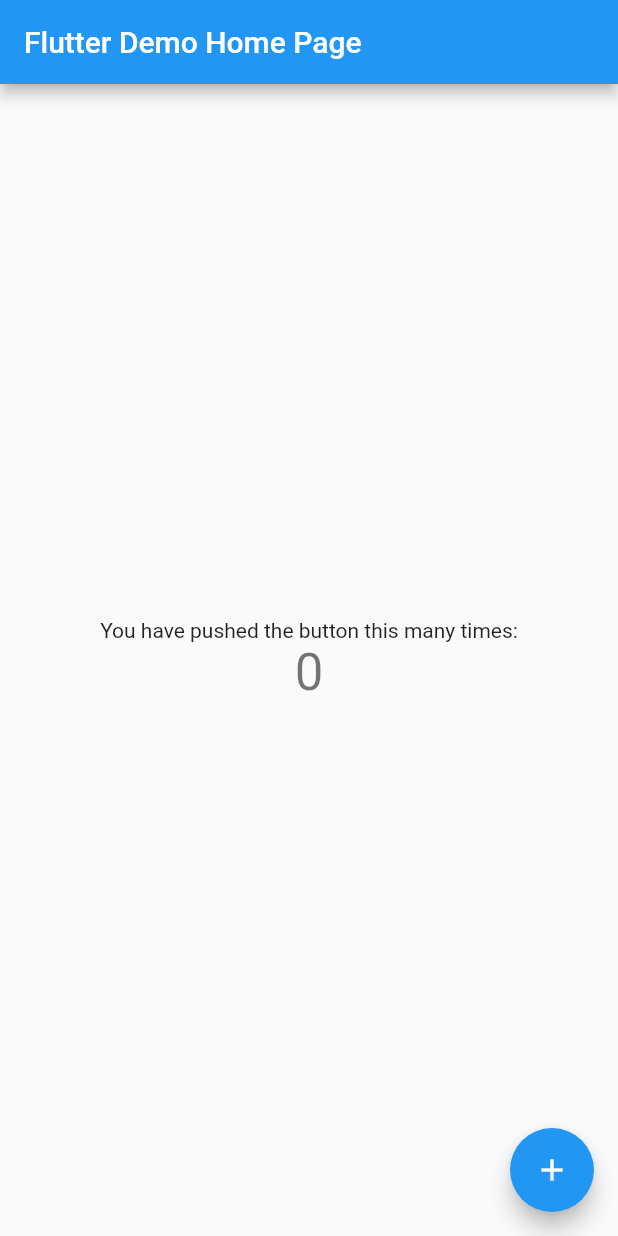
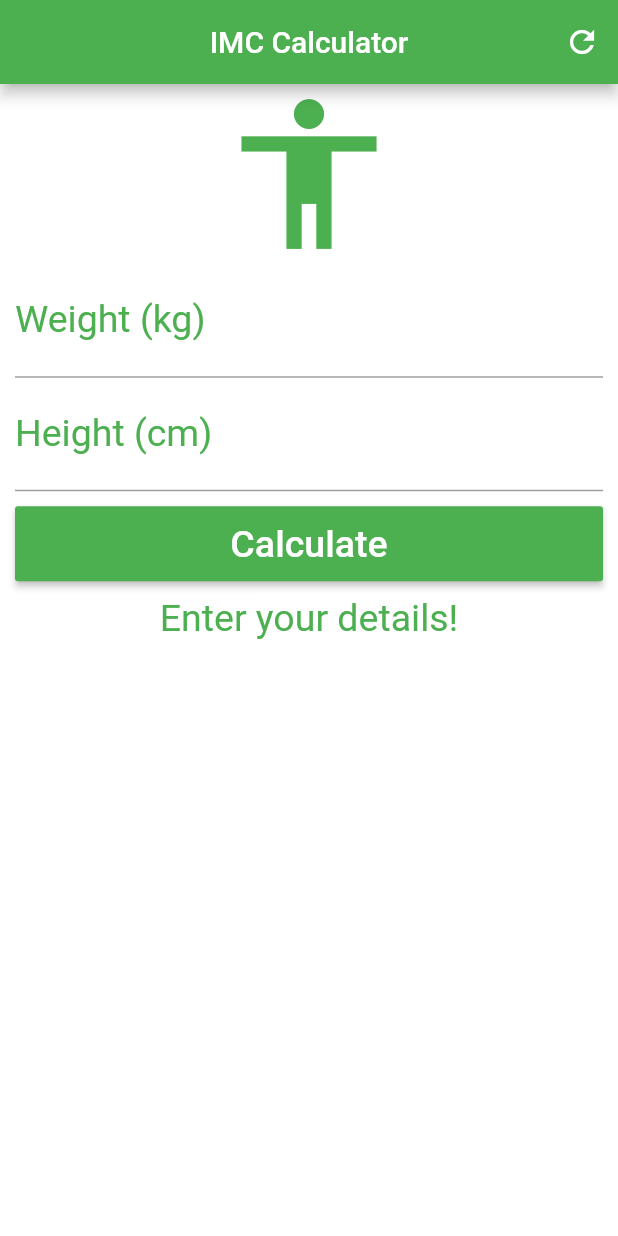
Before and after one commit to thiagothisan/imc_calculator_flutter, a Flutter app: the screen it shows after launch, on a phone screen of 412 x 824 dp. Run offline on Flutter 3.47's test engine with Material 2 defaults, Android fonts, the phone set to English and light mode, and no system bars.

Commit message:
Finished project

```diff
--- a/lib/main.dart
+++ b/lib/main.dart
@@ -1,111 +1,137 @@
 import 'package:flutter/material.dart';
 
-void main() => runApp(MyApp());
-
-class MyApp extends StatelessWidget {
-  // This widget is the root of your application.
-  @override
-  Widget build(BuildContext context) {
-    return MaterialApp(
-      title: 'Flutter Demo',
-      theme: ThemeData(
-        // This is the theme of your application.
-        //
-        // Try running your application with "flutter run". You'll see the
-        // application has a blue toolbar. Then, without quitting the app, try
-        // changing the primarySwatch below to Colors.green and then invoke
-        // "hot reload" (press "r" in the console where you ran "flutter run",
-        // or simply save your changes to "hot reload" in a Flutter IDE).
-        // Notice that the counter didn't reset back to zero; the application
-        // is not restarted.
-        primarySwatch: Colors.blue,
-      ),
-      home: MyHomePage(title: 'Flutter Demo Home Page'),
-    );
-  }
+void main() {
+  runApp(MaterialApp(
+    home: Home(),
+  ));
 }
 
-class MyHomePage extends StatefulWidget {
-  MyHomePage({Key key, this.title}) : super(key: key);
-
-  // This widget is the home page of your application. It is stateful, meaning
-  // that it has a State object (defined below) that contains fields that affect
-  // how it looks.
-
-  // This class is the configuration for the state. It holds the values (in this
-  // case the title) provided by the parent (in this case the App widget) and
-  // used by the build method of the State. Fields in a Widget subclass are
-  // always marked "final".
-
-  final String title;
-
+class Home extends StatefulWidget {
   @override
-  _MyHomePageState createState() => _MyHomePageState();
+  _HomeState createState() => _HomeState();
 }
 
-class _MyHomePageState extends State<MyHomePage> {
-  int _counter = 0;
+class _HomeState extends State<Home> {
+  TextEditingController heightController = TextEditingController();
+  TextEditingController weightController = TextEditingController();
 
-  void _incrementCounter() {
+  GlobalKey<FormState> _formKey = GlobalKey<FormState>();
+
+  String _infoText = "Enter your details!";
+
+  void _resetFields() {
+    heightController.text = "";
+    weightController.text = "";
+
     setState(() {
-      // This call to setState tells the Flutter framework that something has
-      // changed in this State, which causes it to rerun the build method below
-      // so that the display can reflect the updated values. If we changed
-      // _counter without calling setState(), then the build method would not be
-      // called again, and so nothing would appear to happen.
-      _counter++;
+      _infoText = "Enter your details!";
+      _formKey = GlobalKey<FormState>();
+    });
+  }
+
+  void _calculate() {
+    setState(() {
+      double weight = double.parse(weightController.text);
+      double height = double.parse(heightController.text) / 100;
+      double imc = weight / (height * height);
+
+      if (imc < 18.6) {
+        _infoText = "Under weight(${imc.toStringAsPrecision(4)})";
+      } else if (imc >= 18.6 && imc < 24.9) {
+        _infoText = "Ideal weight (${imc.toStringAsPrecision(4)})";
+      } else if (imc >= 24.9 && imc < 29.9) {
+        _infoText = "Slightly overweight (${imc.toStringAsPrecision(4)})";
+      } else if (imc >= 29.9 && imc < 34.9) {
+        _infoText = "Grade I obesity (${imc.toStringAsPrecision(4)})";
+      } else if (imc >= 34.9 && imc < 39.9) {
+        _infoText = "Grade I obesity (${imc.toStringAsPrecision(4)})";
+      } else if (imc >= 40) {
+        _infoText = "Grade I obesity (${imc.toStringAsPrecision(4)})";
+      }
     });
   }
 
   @override
   Widget build(BuildContext context) {
-    // This method is rerun every time setState is called, for instance as done
-    // by the _incrementCounter method above.
-    //
-    // The Flutter framework has been optimized to make rerunning build methods
-    // fast, so that you can just rebuild anything that needs updating rather
-    // than having to individually change instances of widgets.
     return Scaffold(
       appBar: AppBar(
-        // Here we take the value from the MyHomePage object that was created by
-        // the App.build method, and use it to set our appbar title.
-        title: Text(widget.title),
+        title: Text("IMC Calculator"),
+        centerTitle: true,
+        backgroundColor: Colors.green,
+        actions: <Widget>[
+          IconButton(
+            icon: Icon(Icons.refresh),
+            onPressed: _resetFields,
+          )
+        ],
       ),
-      body: Center(
-        // Center is a layout widget. It takes a single child and positions it
-        // in the middle of the parent.
-        child: Column(
-          // Column is also a layout widget. It takes a list of children and
-          // arranges them vertically. By default, it sizes itself to fit its
-          // children horizontally, and tries to be as tall as its parent.
-          //
-          // Invoke "debug painting" (press "p" in the console, choose the
-          // "Toggle Debug Paint" action from the Flutter Inspector in Android
-          // Studio, or the "Toggle Debug Paint" command in Visual Studio Code)
-          // to see the wireframe for each widget.
-          //
-          // Column has various properties to control how it sizes itself and
-          // how it positions its children. Here we use mainAxisAlignment to
-          // center the children vertically; the main axis here is the vertical
-          // axis because Columns are vertical (the cross axis would be
-          // horizontal).
-          mainAxisAlignment: MainAxisAlignment.center,
-          children: <Widget>[
-            Text(
-              'You have pushed the button this many times:',
+      backgroundColor: Colors.white,
+      body: SingleChildScrollView(
+          padding: EdgeInsets.fromLTRB(10.0, 0.0, 10.0, 0.0),
+          child: Form(
+            key: _formKey,
+            child: Column(
+              crossAxisAlignment: CrossAxisAlignment.stretch,
+              children: <Widget>[
+                Icon(
+                  Icons.accessibility,
+                  size: 120.0,
+                  color: Colors.green,
+                ),
+                TextFormField(
+                  keyboardType: TextInputType.number,
+                  decoration: InputDecoration(
+                      labelText: "Weight (kg)",
+                      labelStyle: TextStyle(color: Colors.green)),
+                  textAlign: TextAlign.center,
+                  style: TextStyle(color: Colors.green, fontSize: 25),
+                  controller: weightController,
+                  validator: (value) {
+                    if (value.isEmpty) {
+                      return "Enter your weight!";
+                    }
+                  },
+                ),
+                TextFormField(
+                  keyboardType: TextInputType.number,
+                  decoration: InputDecoration(
+                      labelText: "Height (cm)",
+                      labelStyle: TextStyle(color: Colors.green)),
+                  textAlign: TextAlign.center,
+                  style: TextStyle(color: Colors.green, fontSize: 25),
+                  controller: heightController,
+                  validator: (value) {
+                    if (value.isEmpty) {
+                      return "Enter your height!";
+                    }
+                  },
+                ),
+                Padding(
+                  padding: EdgeInsets.only(top: 10.0, bottom: 10.0),
+                  child: Container(
+                    height: 50.0,
+                    child: RaisedButton(
+                      onPressed: () {
+                        if(_formKey.currentState.validate()){
+                          _calculate();
+                        }
+                      },
+                      child: Text(
+                        "Calculate",
+                        style: TextStyle(color: Colors.white, fontSize: 25.0),
+                      ),
+                      color: Colors.green,
+                    ),
+                  ),
+                ),
+                Text(
+                  _infoText,
+                  textAlign: TextAlign.center,
+                  style: TextStyle(color: Colors.green, fontSize: 25.0),
+                )
+              ],
             ),
-            Text(
-              '$_counter',
-              style: Theme.of(context).textTheme.display1,
-            ),
-          ],
-        ),
-      ),
-      floatingActionButton: FloatingActionButton(
-        onPressed: _incrementCounter,
-        tooltip: 'Increment',
-        child: Icon(Icons.add),
-      ), // This trailing comma makes auto-formatting nicer for build methods.
+          )),
     );
   }
 }
```
Also changed, not shown: 1 other file.
